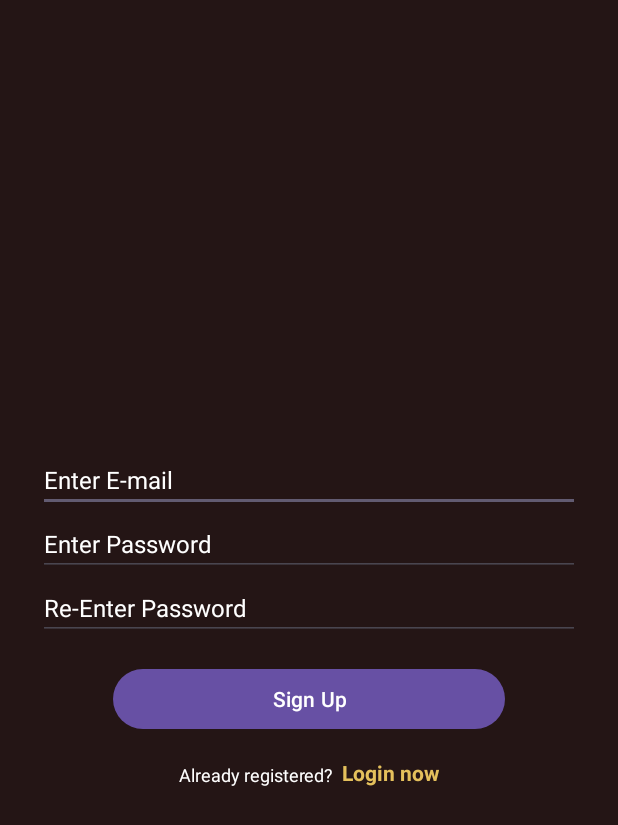
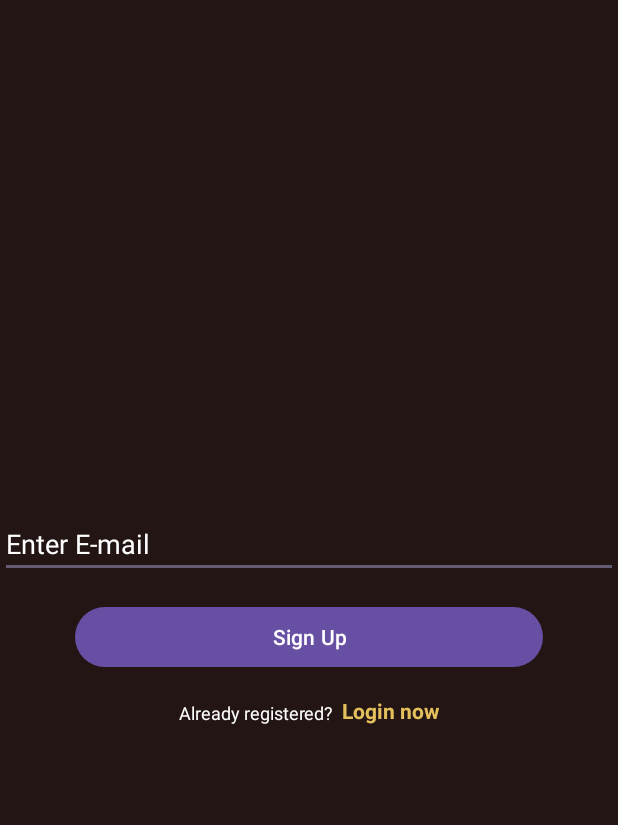
Before and after one commit to sarjakkk/CS639FinalApp, an Android app: the SignupActivity screen opened directly, with no data from a screen before it, on a phone screen of 412 x 824 dp. Shown: the top 825 px of the screen. Run offline under Robolectric (Android 15) with nearby library versions, the phone set to English and light mode, and no system bars; our stand-ins replace Firebase (no records; nobody signed in at launch, a user with empty details on screens opened directly), data binding.

Commit message:
changes of signup desiging

```diff
--- a/app/src/main/res/layout/activity_signup.xml
+++ b/app/src/main/res/layout/activity_signup.xml
@@ -5,37 +5,17 @@
         android:layout_width="match_parent"
         android:layout_height="match_parent"
         android:background="@color/mainColor"
-        android:padding="25dp"
         android:gravity="center">
 
         <com.google.android.material.textfield.TextInputEditText
             android:id="@+id/etEmail"
             android:layout_width="match_parent"
             android:layout_height="wrap_content"
-            android:textSize="16sp"
             android:hint="Enter E-mail"
-            android:textColor="@color/white"
             android:textColorHint="@color/white"
             android:inputType="textEmailAddress" />
 
-        <com.google.android.material.textfield.TextInputEditText
-            android:id="@+id/etPassword"
-            android:layout_width="match_parent"
-            android:layout_height="wrap_content"
-            android:textSize="16sp"
-            android:hint="Enter Password"
-            android:textColor="@color/white"
-            android:textColorHint="@color/white"
-            android:inputType="textPassword" />
-        <com.google.android.material.textfield.TextInputEditText
-            android:id="@+id/etConfirmPassword"
-            android:layout_width="match_parent"
-            android:layout_height="wrap_content"
-            android:textSize="16sp"
-            android:hint="Re-Enter Password"
-            android:textColor="@color/white"
-            android:textColorHint="@color/white"
-            android:inputType="textPassword" />
+
         <com.google.android.material.button.MaterialButton
             android:id="@+id/btnSignup"
             android:layout_width="match_parent"
```
